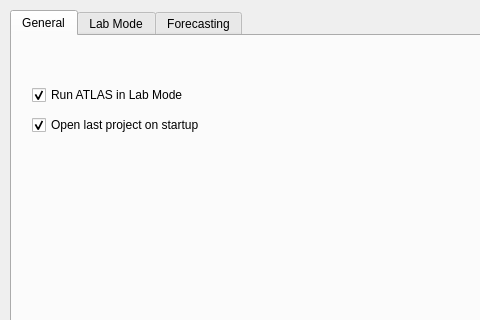
Qt form ramsis/ui/views/settingswindow.ui (swiss-seismological-service/hermes) before a commit; both pictures show x 0 to 480 and y 0 to 320 of the 766 by 548 pixel window.
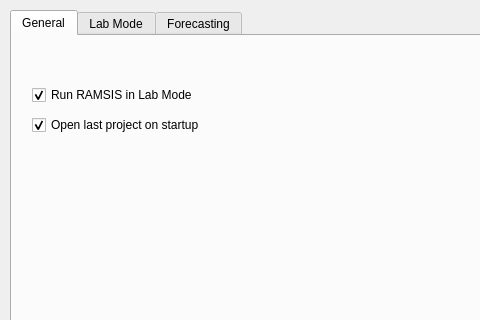
The same form after that commit. The open tabs and pages were chosen to show the change.

Commit message: Rename atls/atlas to ramsis in UI files

The edit to the form file:
```diff
--- a/ramsis/ui/views/settingswindow.ui
+++ b/ramsis/ui/views/settingswindow.ui
@@ -57,7 +57,7 @@
       <string>In Simulation Mode seismic and hydraulic events are played back from an existing catalog.</string>
      </property>
      <property name="text">
-      <string>Run ATLAS in Lab Mode</string>
+      <string>Run RAMSIS in Lab Mode</string>
      </property>
      <property name="checked">
       <bool>true</bool>
```
Left out of the diff: 4 changed lines with no effect on the pictures. The commit also changes 1 other file.
